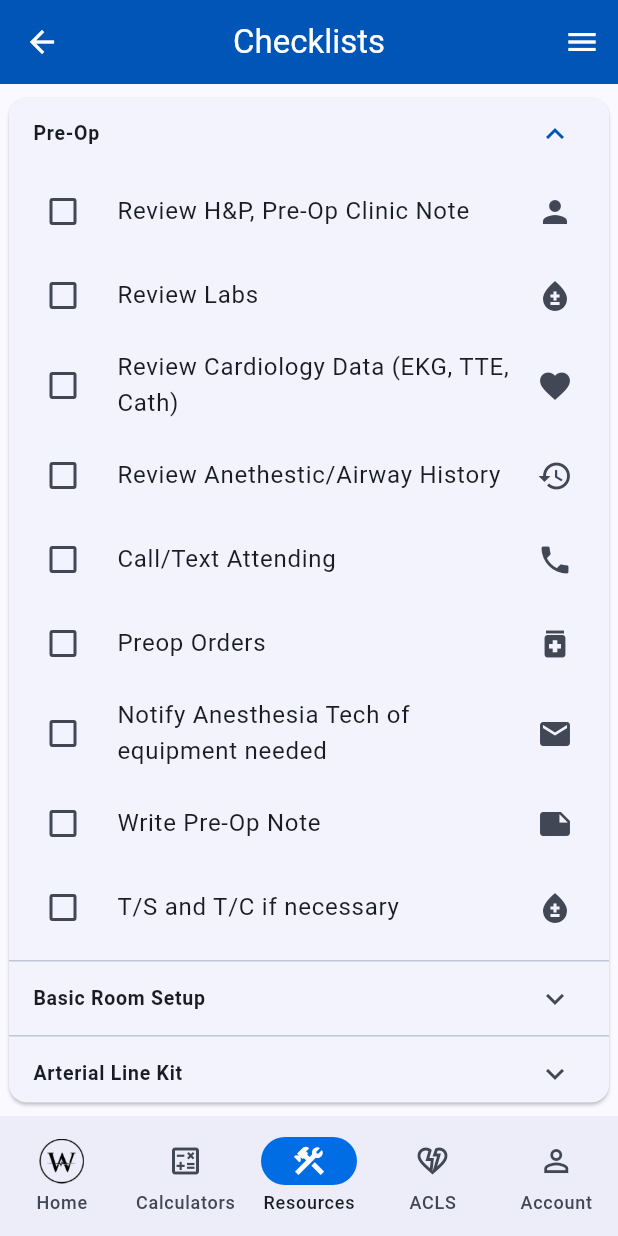
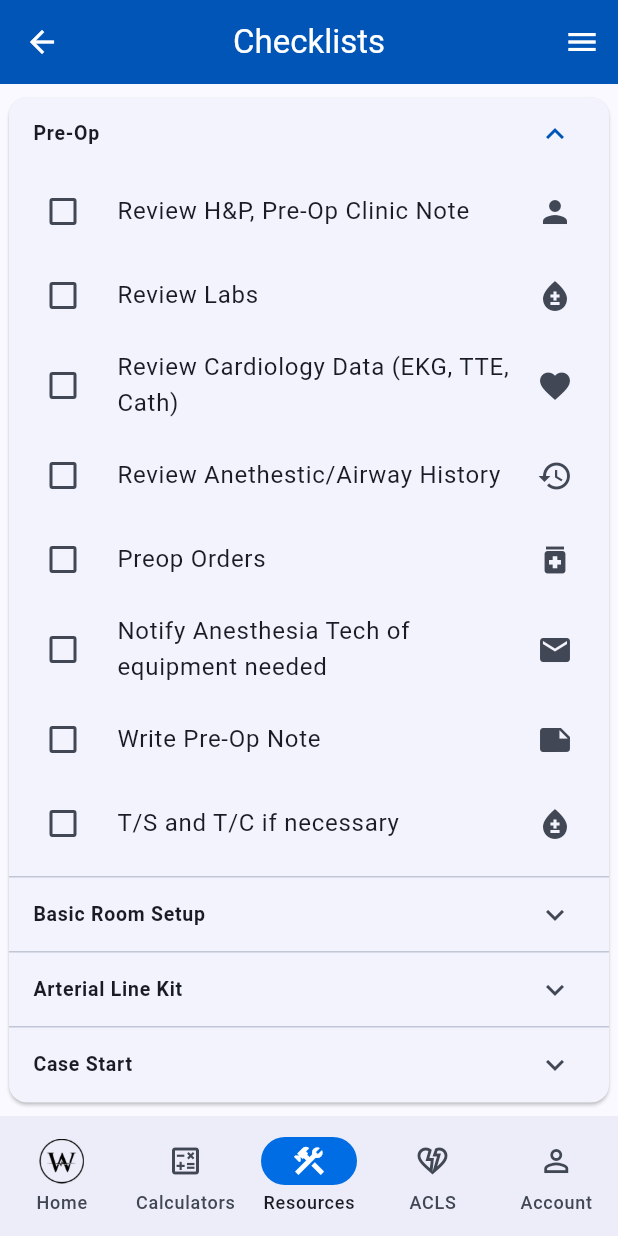
Before and after one commit to wikianesthesia/wikianesthesia_mobile, a Flutter app: the CA1Guide screen opened by its route, after a tap on "Pre-Op", on a phone screen of 412 x 824 dp. Run offline on Flutter 3.47's test engine with Material 3 defaults, Android fonts, the phone set to English and light mode, and no system bars; drawn by our look-alikes of toastification; our stand-ins replace cookie_jar, dio, dio_cookie_manager, flutter_markdown, flutter_riverpod, flutter_secure_storage and 6 more; missing offline and left inert: flutter_inappwebview, shelf_router, sherlock; accounts and stored records are empty; generated files the repository leaves out were written again; statements that could not run were skipped; project files that could hold a hidden picture were left out.

```diff
--- a/lib/Calculators/checklists.dart
+++ b/lib/Calculators/checklists.dart
@@ -41,10 +41,6 @@
             const CheckboxItem(
               label: 'Review Anethestic/Airway History',
               icon: Icon(Icons.history),
-            ),
-            const CheckboxItem(
-              label: 'Call/Text Attending',
-              icon: Icon(Icons.phone),
             ),
             const CheckboxItem(
               label: 'Preop Orders',
@@ -283,7 +279,7 @@
               width: 10,
             ),
             CheckboxItem(
-              label: 'STOP-ID, Start Data Collection',
+              label: 'Start Case on EMR and Timeout',
               icon: Icon(Icons.monitor_heart),
             ),
             CheckboxItem(
@@ -357,10 +353,6 @@
               width: 10,
             ),
             CheckboxItem(
-              label: 'Text Attending',
-              icon: Icon(Icons.phone),
-            ),
-            CheckboxItem(
               label: 'Give Zofran',
               icon: Icon(Icons.medication),
             ),
@@ -392,10 +384,6 @@
             CheckboxItem(
               label: 'Vent to Spontaneous',
               icon: Icon(Icons.air),
-            ),
-            CheckboxItem(
-              label: 'Call Attending to extubate',
-              icon: Icon(Icons.phone),
             ),
             CheckboxItem(
               label: 'Extubate!',
--- a/lib/Offline/offline_server.dart
+++ b/lib/Offline/offline_server.dart
@@ -65,8 +65,8 @@
 
     cascade = Cascade()
       .add(_router.call) // Router for specific paths
-      .add(_staticFileHandler); // Default static file handler
-      //.add(proxyHandler('https://wikianesthesia.org')); // If can't be found in offline assets, proxy to online site
+      .add(_staticFileHandler) // Default static file handler
+      .add(proxyHandler('https://wikianesthesia.org')); // If can't be found in offline assets, proxy to online site
 
     server = await shelf_io.serve(logRequests().addHandler(cascade.handler), InternetAddress.loopbackIPv4, port);
 
--- a/pubspec.yaml
+++ b/pubspec.yaml
@@ -16,7 +16,7 @@
 # https://developer.apple.com/library/archive/documentation/General/Reference/InfoPlistKeyReference/Articles/CoreFoundationKeys.html
 # In Windows, build-name is used as the major, minor, and patch parts
 # of the product and file versions while build-number is used as the build suffix.
-version: 1.0.0+25
+version: 1.0.0+26
 environment:
   sdk: '>=3.4.4 <5.0.0'
 
@@ -111,6 +111,7 @@
     - assets/AC_Disclaimers.md
     - assets/EP_Disclaimers.md
     - assets/ACLS_Disclaimers.md
+    - assets/Calc_Disclaimers.md
     - assets/Offline/
     - assets/Offline/Assets/API/
     - assets/Offline/Assets/Loader/
```
Also changed, not shown: lib/Calculators/calc_page.dart (+9 -5 lines), lib/Calculators/calculator_home.dart (+14 -2 lines), 1 other file.
